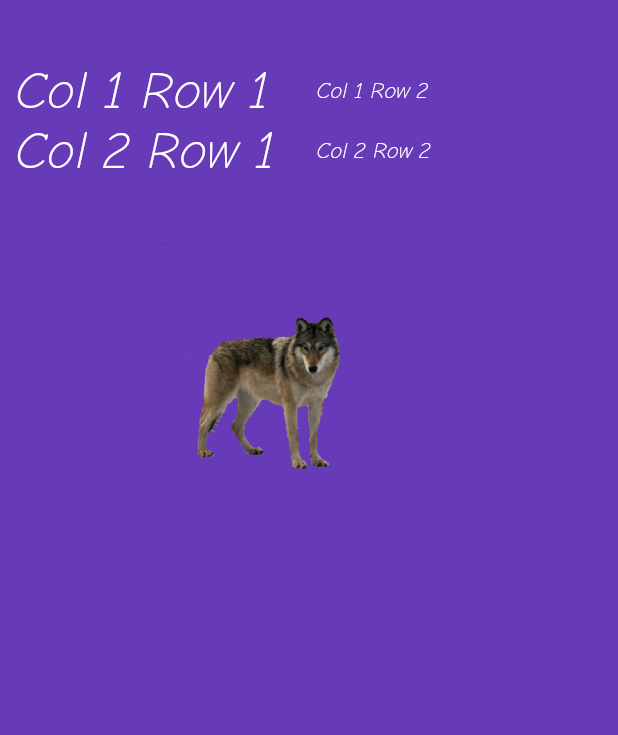
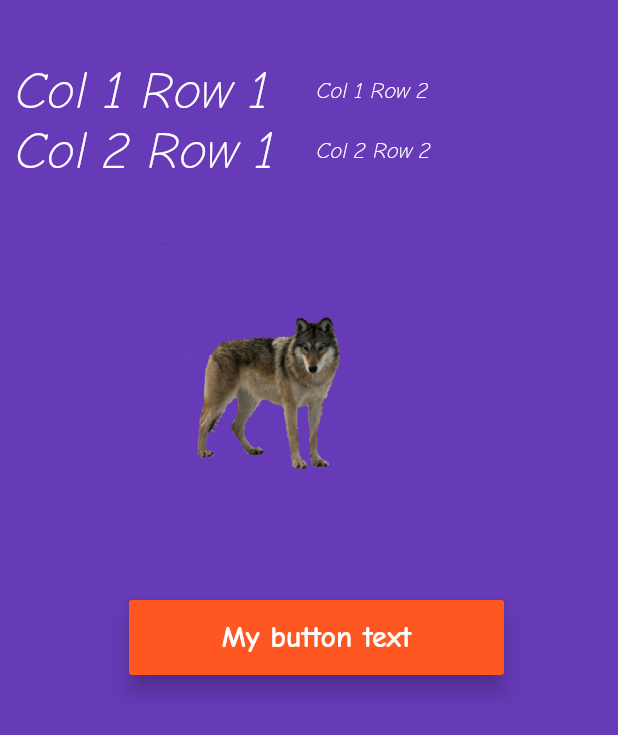
Before and after one commit to maciejrek/DartWorkshop, a Flutter app: the screen it shows after launch, on a phone screen of 412 x 824 dp. Shown: the top 735 px of the screen. Run offline on Flutter 3.47's test engine with Material 2 defaults, Android fonts, the phone set to English and light mode, and no system bars.

Commit message:
Raised button and alert dialog widget

```diff
--- a/02-flutter-basics/hello_world/lib/app_screens/home.dart
+++ b/02-flutter-basics/hello_world/lib/app_screens/home.dart
@@ -70,18 +70,49 @@ class Home extends StatelessWidget {
                     ))
                   ],
                 ),
-                MyImageAsset()
+                MyImageAsset(),
+                MyButton(),
               ],
             )));
   }
 }
 
-class MyImageAsset extends StatelessWidget{
+class MyImageAsset extends StatelessWidget {
   @override
   Widget build(BuildContext context) {
     AssetImage assetImage = AssetImage('images/wolf.png');
-    Image image = Image(image:assetImage, width:250.0, height:250.0);
-    return Container(child:image);
+    Image image = Image(image: assetImage, width: 250.0, height: 250.0);
+    return Container(child: image);
   }
+}
 
+class MyButton extends StatelessWidget {
+  @override
+  Widget build(BuildContext context) {
+    return Container(
+      margin: EdgeInsets.only(top: 30.0),
+      width: 250.0,
+      height: 50.0,
+      child: RaisedButton(
+        color: Colors.deepOrange,
+        child: Text("My button text",
+            style: TextStyle(
+              fontSize: 20.0,
+              color: Colors.white,
+              fontFamily: 'ComicNeue',
+              fontWeight: FontWeight.w700,
+            )),
+        elevation: 6.0,
+        onPressed: () => myFunc(context),
+      ),
+    );
+  }
 }
+
+void myFunc(BuildContext context) {
+  var alertDialog = AlertDialog(
+      title: Text("Title of alert dialog"),
+      content: Text("Content of alert dialog"));
+
+  showDialog(context: context, builder: (BuildContext context) => alertDialog);
+}
```
